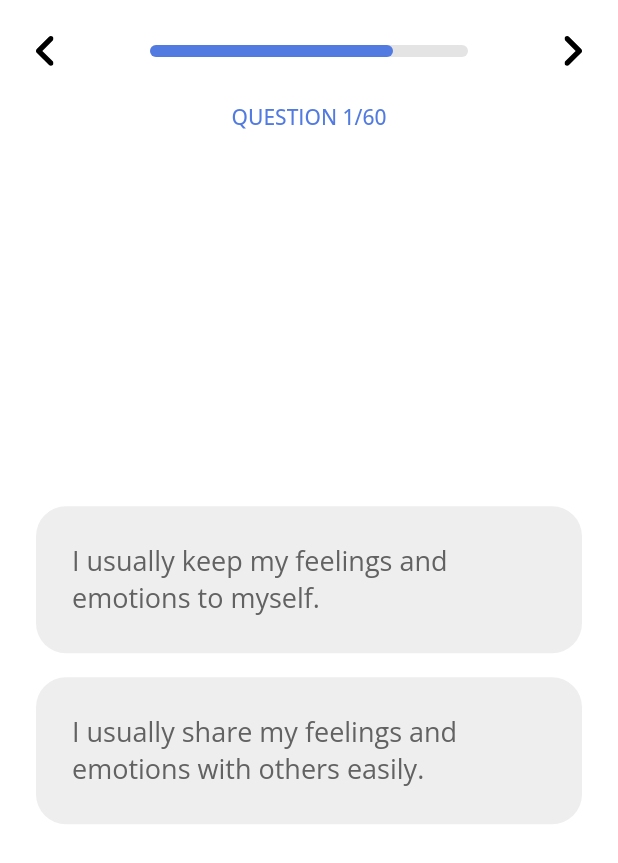
After one commit to misagh1999/mbti-test-app, a Flutter app: the StartScreen screen opened by its route, after a tap on "Start Test", on a phone screen of 412 x 824 dp. The commit adds this screen. Shown: the top 863 px of the screen. Run offline on Flutter 3.47's test engine with Material 2 defaults, Android fonts, the phone set to English and light mode, and no system bars; our stand-ins replace flutter_svg, get.

Commit message:
static question screen implemented

```diff
--- a/lib/constants.dart
+++ b/lib/constants.dart
@@ -16,4 +16,7 @@ abstract class Assets {
   static const LOGO = 'assets/images/temp_logo.svg';
   static const WELCOME_IMG = 'assets/images/welcome_img.svg';
   static const START_IMG = 'assets/images/start_img.svg';
+
+  static const PREVIOUS_ICON = 'assets/icons/previous_icon.svg';
+  static const NEXT_ICON = 'assets/icons/next_icon.svg';
 }
--- a/lib/routes/app_pages.dart
+++ b/lib/routes/app_pages.dart
@@ -1,3 +1,4 @@
+import 'package:english_mbti_test_app/screens/question/question_screen.dart';
 import 'package:english_mbti_test_app/screens/start/start_screen.dart';
 import 'package:english_mbti_test_app/screens/welcome/welcome_screen.dart';
 import 'package:get/get.dart';
@@ -7,6 +8,7 @@ part './app_routes.dart';
 class AppPages {
   static final pages = [
     GetPage(name: Routes.WELCOME, page: () => WelcomeScreen()),
-    GetPage(name: Routes.START, page: () => StartScreen())
+    GetPage(name: Routes.START, page: () => StartScreen()),
+    GetPage(name: Routes.QUESTION, page: () => QuestionScreen())
   ];
 }
--- a/lib/routes/app_routes.dart
+++ b/lib/routes/app_routes.dart
@@ -3,4 +3,5 @@ part of './app_pages.dart';
 abstract class Routes {
   static const WELCOME = '/welcome';
   static const START = '/start';
+  static const QUESTION = '/question';
 }
--- /dev/null
+++ b/lib/screens/question/components/option_widget.dart
@@ -0,0 +1,26 @@
+import 'package:flutter/material.dart';
+
+import '../../../utils/utils.dart';
+
+class OptionWidget extends StatelessWidget {
+  OptionWidget({
+    super.key,
+    required this.text,
+  });
+
+  final String text;
+
+  @override
+  Widget build(BuildContext context) {
+    return Container(
+      padding: EdgeInsets.all(24),
+      decoration: BoxDecoration(
+          color: HexColor.fromHex('EEEEEE'),
+          borderRadius: BorderRadius.circular(20)),
+      child: Text(
+        text,
+        style: TextStyle(fontSize: 18, color: HexColor.fromHex('626262')),
+      ),
+    );
+  }
+}
--- /dev/null
+++ b/lib/screens/question/question_screen.dart
@@ -0,0 +1,73 @@
+import 'package:english_mbti_test_app/constants.dart';
+import 'package:english_mbti_test_app/utils/utils.dart';
+import 'package:flutter/material.dart';
+import 'package:flutter_svg/flutter_svg.dart';
+import 'package:get/get.dart';
+
+import 'components/option_widget.dart';
+
+class QuestionScreen extends StatelessWidget {
+  const QuestionScreen({super.key});
+
+  @override
+  Widget build(BuildContext context) {
+    return Scaffold(
+      body: SafeArea(
+        child: Container(
+          padding: EdgeInsets.all(24),
+          child: Column(
+            children: [
+              Row(
+                children: [
+                  SvgPicture.asset(
+                    Assets.PREVIOUS_ICON,
+                    height: 20,
+                  ),
+                  Spacer(),
+                  Container(
+                    height: 8,
+                    width: Get.width - 200,
+                    decoration: BoxDecoration(
+                        color: HexColor.fromHex('E4E4E4'),
+                        borderRadius: BorderRadius.circular(5)),
+                    child: Row(
+                      children: [
+                        Container(
+                          width: Get.width - 200 - 50,
+                          decoration: BoxDecoration(
+                              color: primaryColor,
+                              borderRadius: BorderRadius.circular(5)),
+                        ),
+                      ],
+                    ),
+                  ),
+                  Spacer(),
+                  SvgPicture.asset(
+                    Assets.NEXT_ICON,
+                    height: 20,
+                  ),
+                ],
+              ),
+              SizedBox(
+                height: 24,
+              ),
+              Text(
+                'QUESTION 1/60',
+                style: TextStyle(color: primaryColor, fontFamily: Fonts.Medium),
+              ),
+              Spacer(),
+              OptionWidget(
+                text: 'I usually keep my feelings and emotions to myself.',
+              ),
+              SizedBox(height: 16,),
+              OptionWidget(
+                text: 'I usually share my feelings and emotions with others easily.',
+              ),
+              Spacer()
+            ],
+          ),
+        ),
+      ),
+    );
+  }
+}
--- a/lib/screens/start/start_screen.dart
+++ b/lib/screens/start/start_screen.dart
@@ -1,4 +1,5 @@
 import 'package:english_mbti_test_app/constants.dart';
+import 'package:english_mbti_test_app/routes/app_pages.dart';
 import 'package:english_mbti_test_app/utils/utils.dart';
 import 'package:flutter/material.dart';
 import 'package:flutter_svg/flutter_svg.dart';
@@ -75,7 +76,11 @@ class StartScreen extends StatelessWidget {
                 ),
               ),
               Spacer(),
-              Container(
+              InkWell(
+                onTap: () {
+                  Get.toNamed(Routes.QUESTION);
+                },
+                child: Container(
                   padding: EdgeInsets.all(12),
                   width: Get.width / 1.5,
                   decoration: BoxDecoration(
@@ -84,7 +89,9 @@ class StartScreen extends StatelessWidget {
                   child: Center(
                     child: Text(
                       'Start Test',
-                    style: TextStyle(fontFamily: Fonts.SemiBold, fontSize: 18),
+                      style:
+                          TextStyle(fontFamily: Fonts.SemiBold, fontSize: 18),
+                    ),
                   ),
                 ),
               ),
--- a/pubspec.yaml
+++ b/pubspec.yaml
@@ -49,6 +49,7 @@ flutter:
 
   assets:
     - assets/images/
+    - assets/icons/
 
   fonts:
     - family: Light
```
Also changed, not shown: assets/icons/next_icon.svg (added), assets/icons/previous_icon.svg (added). Lines whose indentation alone changed are shown as unchanged.
